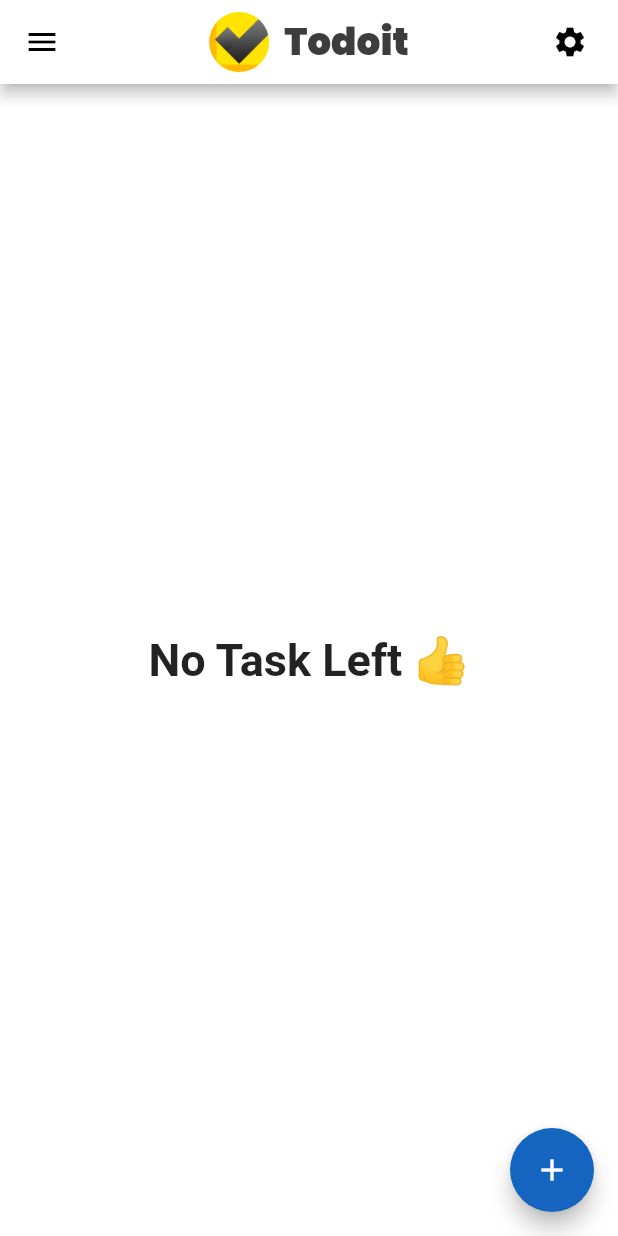
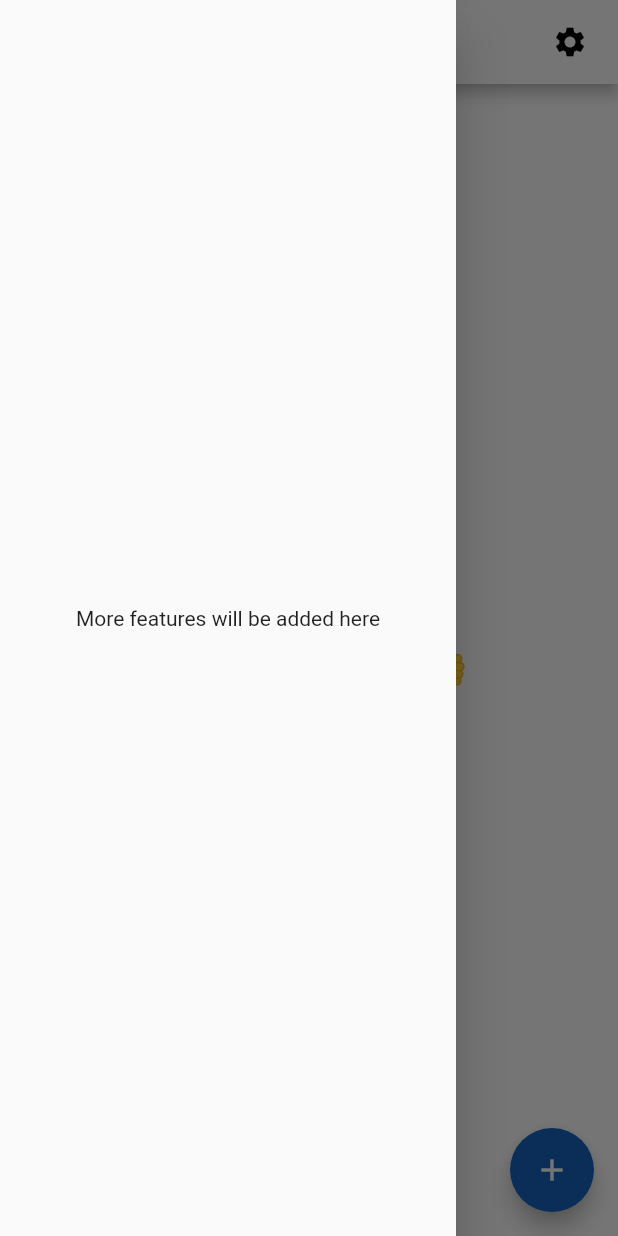
Before and after one commit to priyojitsingha-2001/Todoit, a Flutter app: the screen it shows after launch, with the side drawer open (before the commit the screen has no drawer), on a phone screen of 412 x 824 dp. Run offline on Flutter 3.47's test engine with Material 2 defaults, Android fonts, the phone set to English and light mode, and no system bars; our stand-ins replace shared_preferences.

Commit message:
[WIP] Adding a drawer, this will hold more features

```diff
--- a/lib/main.dart
+++ b/lib/main.dart
@@ -4,6 +4,7 @@ import 'package:todo_list_app/utils/task_operations.dart';
 
 // import 'package:todo_list_app/utils/updateBackground.dart';
 import 'package:todo_list_app/widgets/appBar.dart';
+import 'package:todo_list_app/widgets/drawer.dart';
 import 'package:todo_list_app/widgets/newtask.dart';
 import 'package:todo_list_app/widgets/tasklist.dart';
 
@@ -53,6 +54,7 @@ class _MyHomePageState extends State<MyHomePage> {
         updatetask: updatetask,
         updateCallback: _updateUI,
       ),
+      drawer: drawer(),
       floatingActionButton: FloatingActionButton(
         backgroundColor: Colors.blue[800],
         onPressed: createNewTask,
--- a/lib/widgets/appBar.dart
+++ b/lib/widgets/appBar.dart
@@ -5,16 +5,8 @@ AppBar appBar() {
   return AppBar(
     backgroundColor: Colors.white,
     centerTitle: true,
-    leading: Padding(
-      padding: const EdgeInsets.all(8.0),
-      child: IconButton(
-        icon: Icon(
-          Icons.menu,
-          color: Colors.black,
-        ),
-        onPressed: () {},
-      ),
-    ),
+    iconTheme: IconThemeData(
+        color: Colors.black), // this make the color of all icons black
     title: const Row(
       mainAxisAlignment: MainAxisAlignment.center,
       children: [
@@ -38,10 +30,7 @@ AppBar appBar() {
       Padding(
         padding: const EdgeInsets.all(8.0),
         child: IconButton(
-          icon: Icon(
-            Icons.settings,
-            color: Colors.black,
-          ),
+          icon: Icon(Icons.settings),
           onPressed: () {},
         ),
       )
--- /dev/null
+++ b/lib/widgets/drawer.dart
@@ -0,0 +1,6 @@
+// this file holds the code for the drawer widget
+import 'package:flutter/material.dart';
+
+Drawer drawer() => Drawer(
+      child: Center(child: Text("More features will be added here")),
+    );
```
